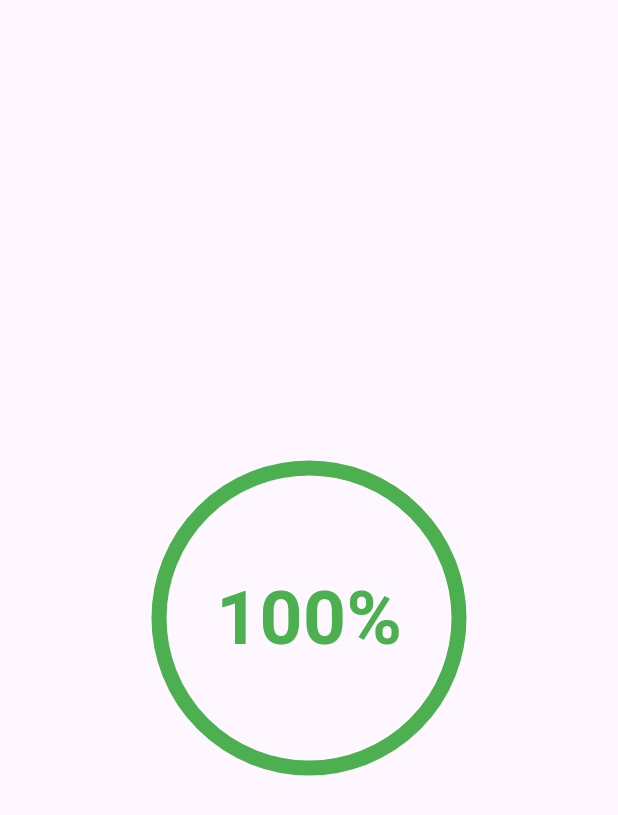
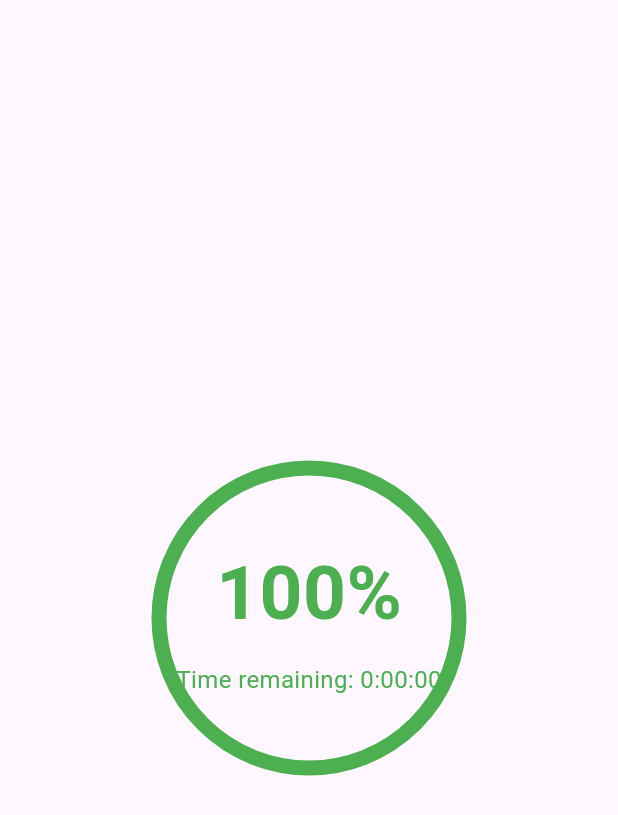
Before and after one commit to ItsJordanNL/battery-app, a Flutter app: the screen it shows after launch, on a phone screen of 412 x 824 dp. Shown: the top 815 px of the screen. Run offline on Flutter 3.47's test engine with Material 3 defaults, Android fonts, the phone set to English and light mode, and no system bars; our stand-ins replace battery_plus.

Commit message:
Werkende code voor resterende tijd met batterij

```diff
--- a/lib/main.dart
+++ b/lib/main.dart
@@ -38,6 +38,10 @@ class _MyHomePageState extends State<MyHomePage> {
   late Timer timer;
   late StreamSubscription streamSubscription;
 
+  // Additional properties for time estimation
+  DateTime? lastUpdateTime;
+  double drainingRate = 0; // percentage per millisecond
+
   @override
   void initState() {
     super.initState();
@@ -57,7 +61,14 @@ class _MyHomePageState extends State<MyHomePage> {
       });
     }
 
+    final now = DateTime.now();
+    if (lastUpdateTime != null && batteryLevel != level) {
+      final duration = now.difference(lastUpdateTime!);
+      drainingRate = (level - batteryLevel) / duration.inMilliseconds;
+    }
+
     level = batteryLevel;
+    lastUpdateTime = now;
 
     setState(() {});
   }
@@ -68,6 +79,21 @@ class _MyHomePageState extends State<MyHomePage> {
         batteryState = state;
       });
     });
+  }
+
+  // Calculate estimated time remaining in milliseconds
+  int calculateTimeRemaining() {
+    if (drainingRate > 0) {
+      return (level / drainingRate).toInt();
+    } else {
+      return -1; // Indicate that the draining rate is not available
+    }
+  }
+
+  // Format milliseconds into HH:mm:ss
+  String formatTime(int milliseconds) {
+    final Duration duration = Duration(milliseconds: milliseconds);
+    return '${duration.inHours}:${(duration.inMinutes % 60).toString().padLeft(2, '0')}:${(duration.inSeconds % 60).toString().padLeft(2, '0')}';
   }
 
   @override
@@ -125,6 +151,14 @@ class _MyHomePageState extends State<MyHomePage> {
                     color: color,
                     fontSize: 50, // Adjusted to use animated color
                     fontWeight: FontWeight.bold,
+                  ),
+                ),
+                const SizedBox(height: 10),
+                Text(
+                  'Time remaining: ${formatTime(calculateTimeRemaining())}',
+                  style: TextStyle(
+                    color: color,
+                    fontSize: 16,
                   ),
                 ),
               ],
```
